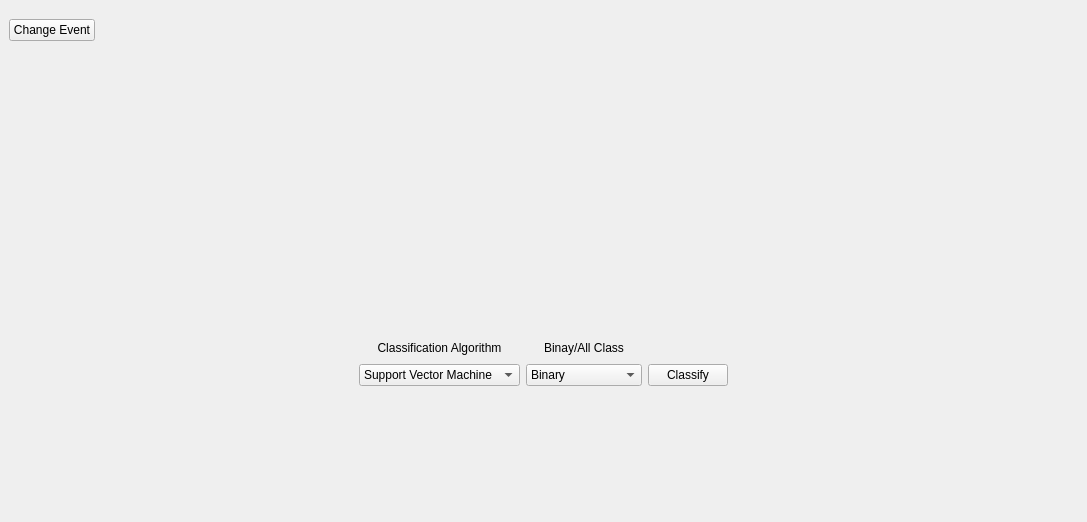
This is qtUI/form.ui in mtuthill/ECE_Senior_Design as Qt 5 draws it before an edit. The edited form follows.
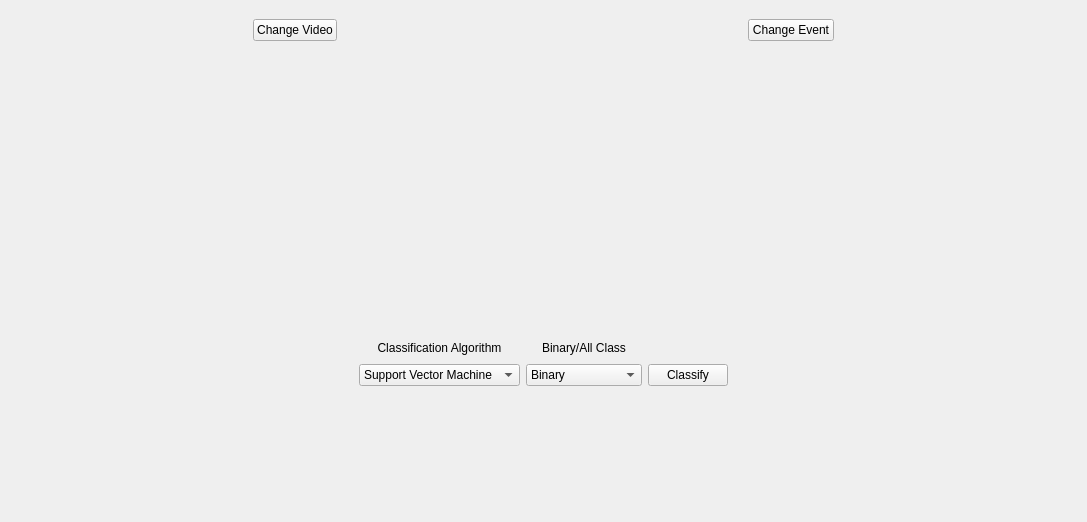
This is the edited form.

Commit message: new vid/spect gifs, button layout

Patch:
```diff
--- a/qtUI/form.ui
+++ b/qtUI/form.ui
@@ -16,7 +16,7 @@
   <widget class="QWidget" name="centralwidget">
    <layout class="QVBoxLayout" name="verticalLayout" stretch="5,0,2">
     <item>
-     <layout class="QGridLayout" name="spectrogramLayout" rowstretch="1,6" columnstretch="1,6,1,6,1">
+     <layout class="QGridLayout" name="spectrogramLayout" rowstretch="1,6" columnstretch="1,5,1,5,1">
       <item row="1" column="4">
        <spacer name="horizontalSpacer_2">
         <property name="orientation">
@@ -30,24 +30,14 @@
         </property>
        </spacer>
       </item>
-      <item row="0" column="1">
-       <spacer name="verticalSpacer_4">
-        <property name="orientation">
-         <enum>Qt::Vertical</enum>
-        </property>
-        <property name="sizeHint" stdset="0">
-         <size>
-          <width>20</width>
-          <height>40</height>
-         </size>
-        </property>
-       </spacer>
-      </item>
       <item row="1" column="3">
        <widget class="QLabel" name="spectrogram">
         <property name="text">
          <string/>
         </property>
+        <property name="alignment">
+         <set>Qt::AlignCenter</set>
+        </property>
        </widget>
       </item>
       <item row="1" column="2">
@@ -63,19 +53,6 @@
         </property>
        </spacer>
       </item>
-      <item row="0" column="3">
-       <spacer name="verticalSpacer">
-        <property name="orientation">
-         <enum>Qt::Vertical</enum>
-        </property>
-        <property name="sizeHint" stdset="0">
-         <size>
-          <width>20</width>
-          <height>18</height>
-         </size>
-        </property>
-       </spacer>
-      </item>
       <item row="1" column="0">
        <spacer name="horizontalSpacer">
         <property name="orientation">
@@ -89,20 +66,55 @@
         </property>
        </spacer>
       </item>
-      <item row="0" column="0">
+      <item row="1" column="1">
+       <widget class="QLabel" name="videoGifLabel">
+        <property name="text">
+         <string/>
+        </property>
+        <property name="alignment">
+         <set>Qt::AlignCenter</set>
+        </property>
+       </widget>
+      </item>
+      <item row="0" column="2">
+       <spacer name="verticalSpacer_4">
+        <property name="orientation">
+         <enum>Qt::Vertical</enum>
+        </property>
+        <property name="sizeHint" stdset="0">
+         <size>
+          <width>20</width>
+          <height>40</height>
+         </size>
+        </property>
+       </spacer>
+      </item>
+      <item row="0" column="1" alignment="Qt::AlignHCenter|Qt::AlignVCenter">
+       <widget class="QPushButton" name="changeVideoButton">
+        <property name="maximumSize">
+         <size>
+          <width>150</width>
+          <height>16777215</height>
+         </size>
+        </property>
+        <property name="text">
+         <string>Change Video</string>
+        </property>
+       </widget>
+      </item>
+      <item row="0" column="3" alignment="Qt::AlignHCenter|Qt::AlignVCenter">
        <widget class="QPushButton" name="changeEventButton">
+        <property name="maximumSize">
+         <size>
+          <width>150</width>
+          <height>16777215</height>
+         </size>
+        </property>
         <property name="text">
          <string>Change Event</string>
         </property>
        </widget>
       </item>
-      <item row="1" column="1">
-       <widget class="QLabel" name="videoGifLabel">
-        <property name="text">
-         <string/>
-        </property>
-       </widget>
-      </item>
      </layout>
     </item>
     <item>
@@ -173,7 +185,7 @@
       <item row="1" column="2" alignment="Qt::AlignHCenter">
        <widget class="QLabel" name="binaryAllClassLabel">
         <property name="text">
-         <string>Binay/All Class</string>
+         <string>Binary/All Class</string>
         </property>
        </widget>
       </item>
```
The commit also changes 7 other files.
